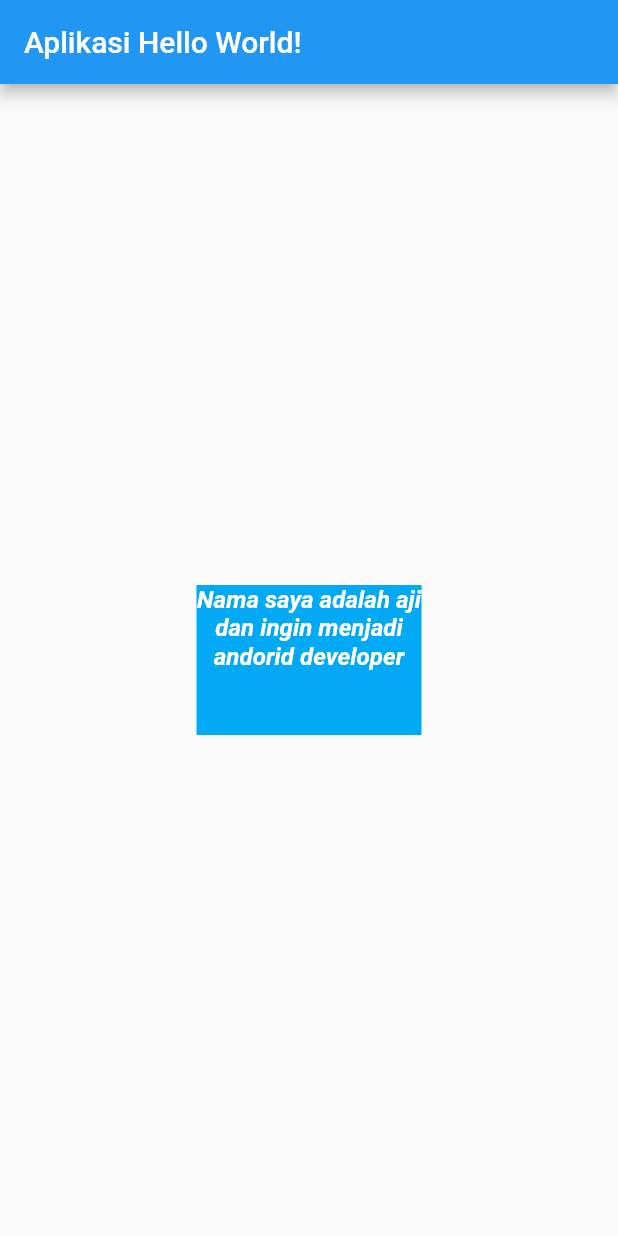
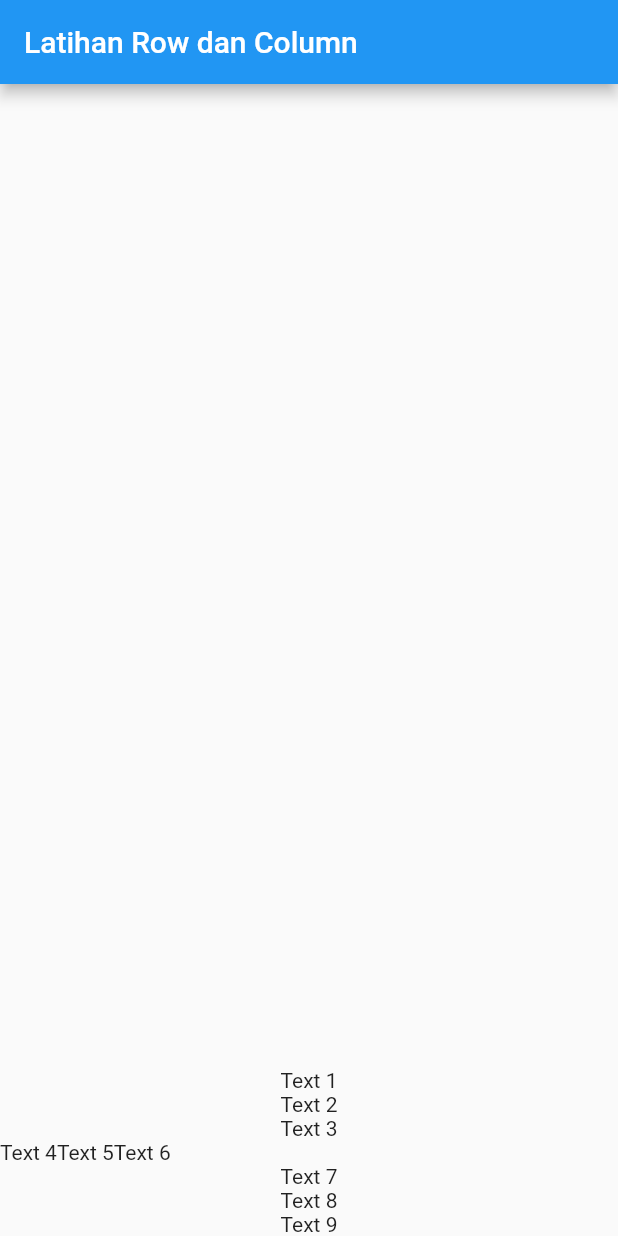
Before and after one commit to ajiwahyugigit/my-android, a Flutter app: the screen it shows after launch, on a phone screen of 412 x 824 dp. Run offline on Flutter 3.47's test engine with Material 2 defaults, Android fonts, the phone set to English and light mode, and no system bars.

Commit message:
Row dan Column

```diff
--- a/lib/main.dart
+++ b/lib/main.dart
@@ -3,28 +3,35 @@ import 'package:flutter/material.dart';
 void main() {
   runApp(new MyApp());
 }
-
 class MyApp extends StatelessWidget {
   @override
   Widget build(BuildContext context) {
     return MaterialApp(
       home: Scaffold(
-        appBar: AppBar(title: Text("Aplikasi Hello World!")),
-        body: Center(
-            child: Container(
-                color: Colors.lightBlue,
-                width: 150,
-                height: 100,
-                child: Text(
-                  "Nama saya adalah aji dan ingin menjadi andorid developer",
-                  maxLines: 5,
-                  textAlign: TextAlign.center,
-                  style: TextStyle(
-                      color: Colors.white,
-                      fontStyle: FontStyle.italic,
-                      fontWeight: FontWeight.bold,
-                      fontSize: 16),
-                ))),
+        appBar: AppBar(title: Text("Latihan Row dan Column"),),
+        body: Column(
+          mainAxisAlignment: MainAxisAlignment.end,
+          crossAxisAlignment: CrossAxisAlignment.center,
+          children: <Widget>[
+            Text("Text 1"),
+            Text("Text 2"),
+            Text("Text 3"),
+            Row(
+              children: <Widget>[
+                Text("Text 4"),
+                Text("Text 5"),
+                Text("Text 6")
+              ],
+            ),
+            Column(
+              children: <Widget>[
+                Text("Text 7"),
+                Text("Text 8"),
+                Text("Text 9")
+              ],
+            )
+          ],
+        ),
       ),
     );
   }
```
